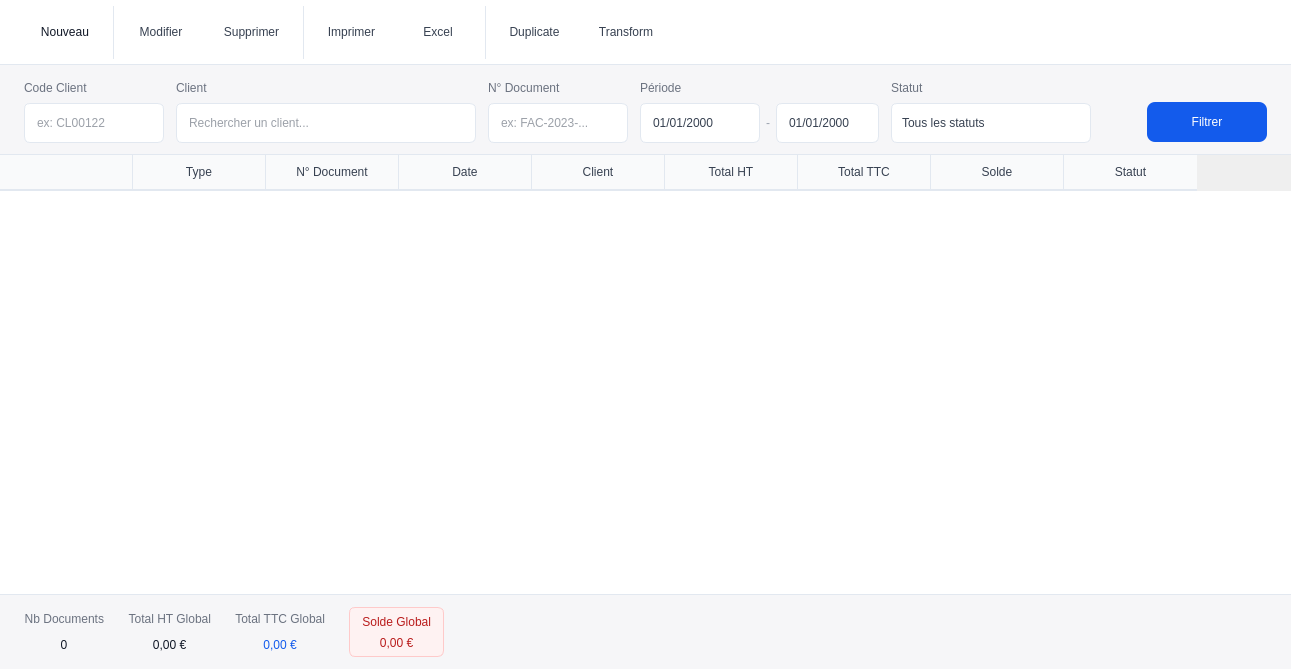
Qt form program/windows/liste_ventes/liste_ventes.ui (lak-barmajyat/ERP) before a commit.
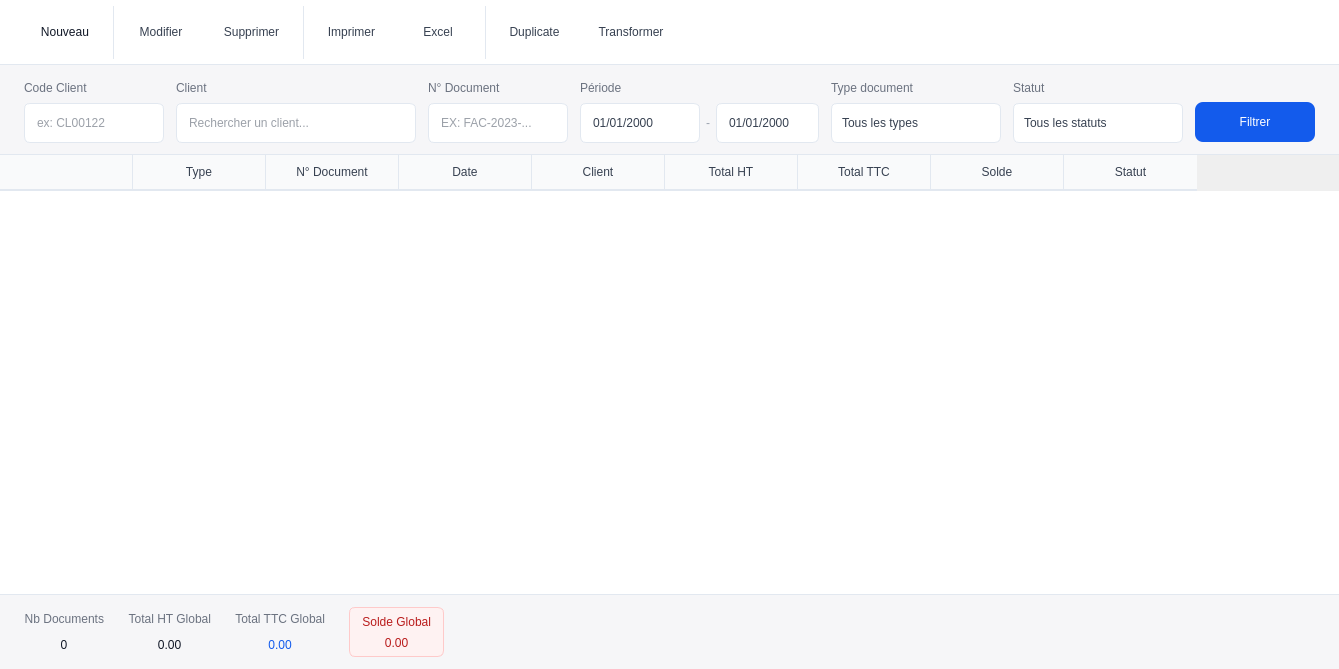
The same form after that commit. Icons and pictures are not drawn.

Commit message: dup-new_client-list_client-window

Diff of the .ui file:
```diff
--- a/program/windows/liste_ventes/liste_ventes.ui
+++ b/program/windows/liste_ventes/liste_ventes.ui
@@ -276,7 +276,7 @@
          </size>
         </property>
         <property name="text">
-         <string>Transform</string>
+         <string>Transformer</string>
         </property>
         <property name="toolButtonStyle">
          <enum>Qt::ToolButtonTextUnderIcon</enum>
@@ -323,7 +323,7 @@
     border-bottom: 1px solid #e2e8f0;
 }
 
-QLabel#labelClient, QLabel#labelDocNumber, QLabel#labelPeriod, QLabel#labelStatus, QLabel#labelcodeclient {
+QLabel#labelClient, QLabel#labelDocNumber, QLabel#labelPeriod, QLabel#labelStatus, QLabel#labelcodeclient, QLabel#labelDocType {
     color: #6b7280;
     font: 600 8pt &quot;Overpass&quot;;
     text-transform: uppercase;
@@ -362,7 +362,7 @@
     height: 10px;
 }
 
-QComboBox#comboStatus {
+QComboBox#comboStatus, QComboBox#comboDocType {
     background-color: #ffffff;
     border: 1px solid #e2e8f0;
     border-radius: 6px;
@@ -370,11 +370,11 @@
     font: 400 9pt &quot;Overpass&quot;;
     color: #374151;
 }
-QComboBox#comboStatus::drop-down {
+QComboBox#comboStatus::drop-down, QComboBox#comboDocType::drop-down {
     border: none;
     width: 18px;
 }
-QComboBox#comboStatus::down-arrow {
+QComboBox#comboStatus::down-arrow, QComboBox#comboDocType::down-arrow {
     image: url(program/assets/global/down_blue_arrow.svg);
     width: 10px;
     height: 10px;
@@ -461,7 +461,7 @@
          <widget class="QLineEdit" name="editClient">
           <property name="minimumSize">
            <size>
-            <width>300</width>
+            <width>240</width>
             <height>40</height>
            </size>
           </property>
@@ -505,7 +505,7 @@
            </size>
           </property>
           <property name="placeholderText">
-           <string>ex: FAC-2023-...</string>
+           <string>EX: FAC-2023-...</string>
           </property>
          </widget>
         </item>
@@ -591,6 +591,66 @@
        </layout>
       </item>
       <item>
+        <layout class="QVBoxLayout" name="docTypeFilterLayout">
+         <property name="spacing">
+          <number>4</number>
+         </property>
+         <item>
+          <widget class="QLabel" name="labelDocType">
+           <property name="text">
+            <string>Type document</string>
+           </property>
+          </widget>
+         </item>
+         <item>
+          <widget class="QComboBox" name="comboDocType">
+           <property name="minimumSize">
+            <size>
+             <width>170</width>
+             <height>40</height>
+            </size>
+           </property>
+           <property name="maximumSize">
+            <size>
+             <width>16777215</width>
+             <height>40</height>
+            </size>
+           </property>
+           <item>
+            <property name="text">
+             <string>Tous les types</string>
+            </property>
+           </item>
+           <item>
+            <property name="text">
+             <string>Devis</string>
+            </property>
+           </item>
+           <item>
+            <property name="text">
+             <string>Bon de commande</string>
+            </property>
+           </item>
+           <item>
+            <property name="text">
+             <string>Bon de livraison</string>
+            </property>
+           </item>
+           <item>
+            <property name="text">
+             <string>Facture</string>
+            </property>
+           </item>
+           <item>
+            <property name="text">
+             <string>Avoir</string>
+            </property>
+           </item>
+          </widget>
+         </item>
+        </layout>
+          </item>
+          <item>
        <layout class="QVBoxLayout" name="statusFilterLayout">
         <property name="spacing">
          <number>4</number>
@@ -606,7 +666,7 @@
          <widget class="QComboBox" name="comboStatus">
           <property name="minimumSize">
            <size>
-            <width>200</width>
+                <width>170</width>
             <height>40</height>
            </size>
           </property>
@@ -937,7 +997,7 @@
         <item>
          <widget class="QLabel" name="labelTotalHtValue">
           <property name="text">
-           <string>0,00 €</string>
+           <string>0.00</string>
           </property>
           <property name="alignment">
            <set>Qt::AlignCenter</set>
@@ -964,7 +1024,7 @@
         <item>
          <widget class="QLabel" name="labelTotalTtcValue">
           <property name="text">
-           <string>0,00 €</string>
+           <string>0.00</string>
           </property>
           <property name="alignment">
            <set>Qt::AlignCenter</set>
@@ -1001,7 +1061,7 @@
          <item>
           <widget class="QLabel" name="labelTotalBalanceValue">
            <property name="text">
-            <string>0,00 €</string>
+            <string>0.00</string>
            </property>
            <property name="alignment">
             <set>Qt::AlignCenter</set>
```
Left out of the diff: 14 changed lines with no effect on the pictures. The commit also changes 9 other files.
